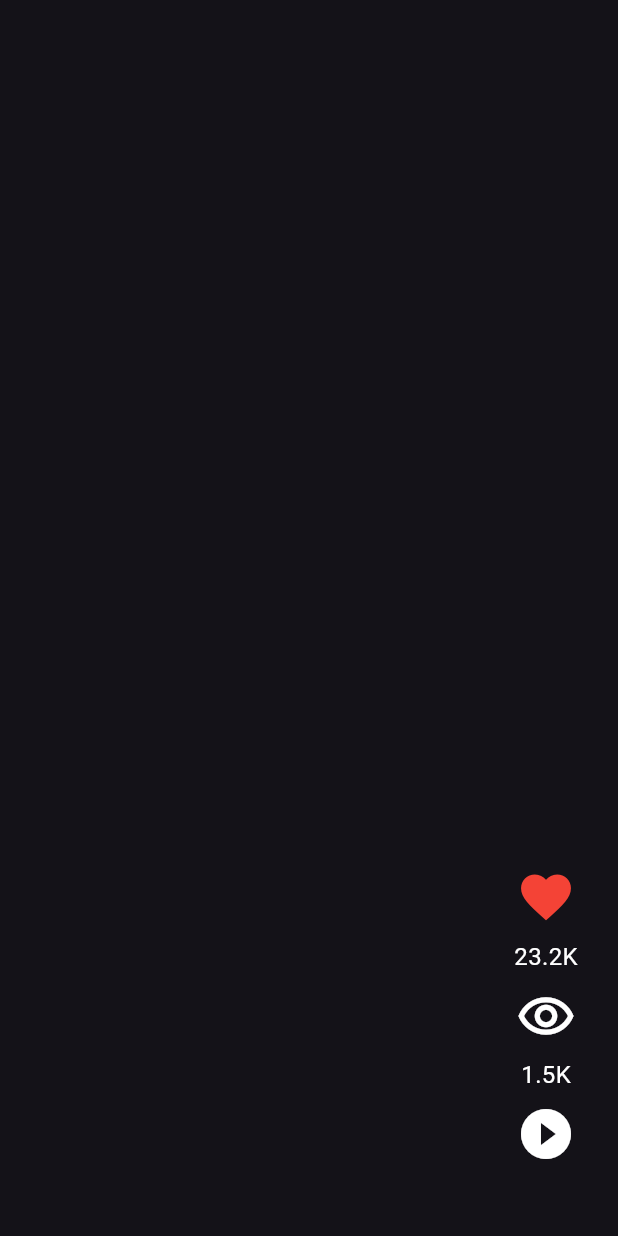
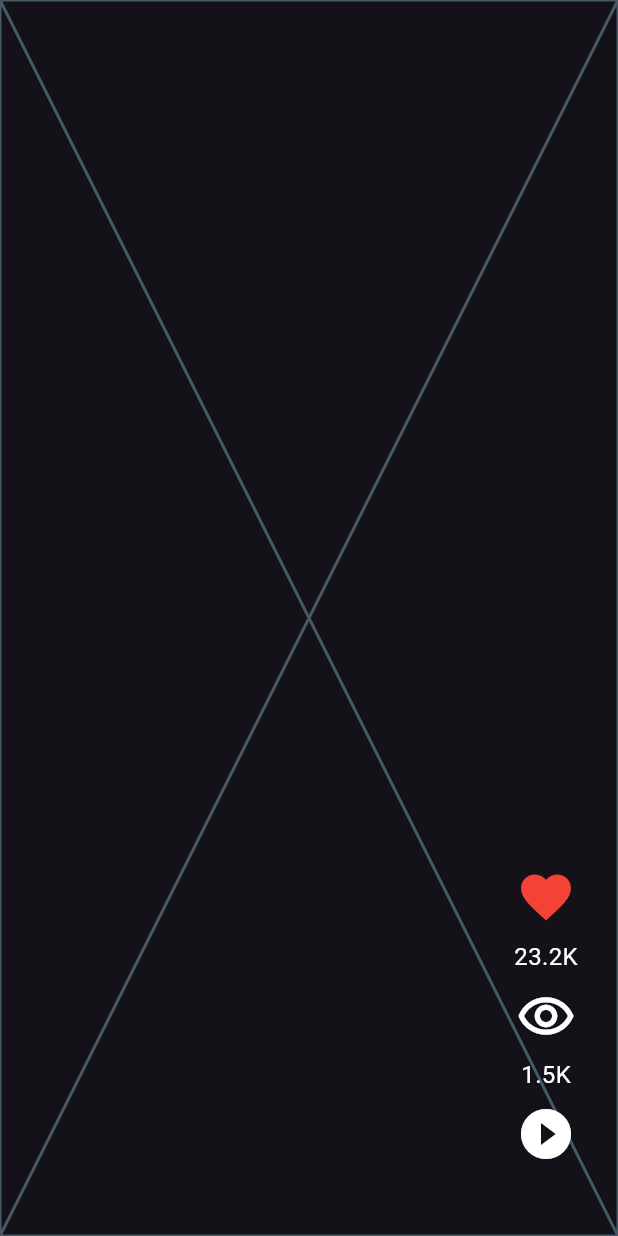
Before and after one commit to AlanMelendez/toktik, a Flutter app: the screen it shows after launch, on a phone screen of 412 x 824 dp. Run offline on Flutter 3.47's test engine with Material 3 defaults, Android fonts, the phone set to English and light mode, and no system bars; our stand-ins replace animate_do.

Commit message:
Add FullScreenPlayer widget with default video URL and caption

```diff
--- a/lib/presentation/screens/discover/discover_screen.dart
+++ b/lib/presentation/screens/discover/discover_screen.dart
@@ -17,10 +17,6 @@ class DiscoverScreen extends StatelessWidget {
    // final anotherExample = Provider.of<DiscoverProvider>(context); // same way to get the changes of the provider.
 
 
-
-
-
-
     return Scaffold(
       body: discoverProvider.initialLoading
         ? Center(
--- a/lib/presentation/widgets/shared/video_scrollable_view.dart
+++ b/lib/presentation/widgets/shared/video_scrollable_view.dart
@@ -1,6 +1,7 @@
 import 'package:flutter/material.dart';
 import 'package:toktik/domain/entities/video_post.dart';
 import 'package:toktik/presentation/widgets/shared/video_buttons.dart';
+import 'package:toktik/presentation/widgets/video/fullscreen_player.dart';
 
 
 class VideoScrollableView extends StatelessWidget {
@@ -16,6 +17,11 @@ class VideoScrollableView extends StatelessWidget {
   @override
   Widget build(BuildContext context) {
 
+      /**
+       * ! Se usa el PageView.builder, pero el metodo builder es el que permite hacer scroll entre los videos.
+       *
+       */
+
     return PageView.builder( // Este widget permite hacer scroll horizontal entre los videos a PANTALLA COMPLETA
       scrollDirection: Axis.vertical, //Set scroll in vertical direction
       itemCount: videos.length,
@@ -26,6 +32,11 @@ class VideoScrollableView extends StatelessWidget {
           children: [
             //Video Player + gradiente
 
+            SizedBox.expand(
+              child: FullScreenPlayer(
+              ), // Color de fondo del video
+              //child: VideoPlayerWidget(video: video), // Widget que muestra el video
+            ),
             //Botones
             Positioned(
               bottom: 40,
--- /dev/null
+++ b/lib/presentation/widgets/video/fullscreen_player.dart
@@ -0,0 +1,19 @@
+import 'package:flutter/material.dart';
+
+
+class FullScreenPlayer extends StatelessWidget {
+
+  final String videoUrl;
+  final String caption;
+
+  const FullScreenPlayer({
+    super.key,
+    this.videoUrl = 'https://commondatastorage.googleapis.com/gtv-videos-bucket/sample/BigBuckBunny.mp4',
+    this.caption = 'No caption'
+  });
+
+  @override
+  Widget build(BuildContext context) {
+    return Placeholder();
+  }
+}
--- a/pubspec.yaml
+++ b/pubspec.yaml
@@ -36,6 +36,7 @@ dependencies:
   cupertino_icons: ^1.0.8
   provider: ^6.1.5
   animate_do: ^4.2.0
+  video_player: ^2.10.0
 
 dev_dependencies:
   flutter_test:
```
Also changed, not shown: pubspec.lock, 1 other file.
